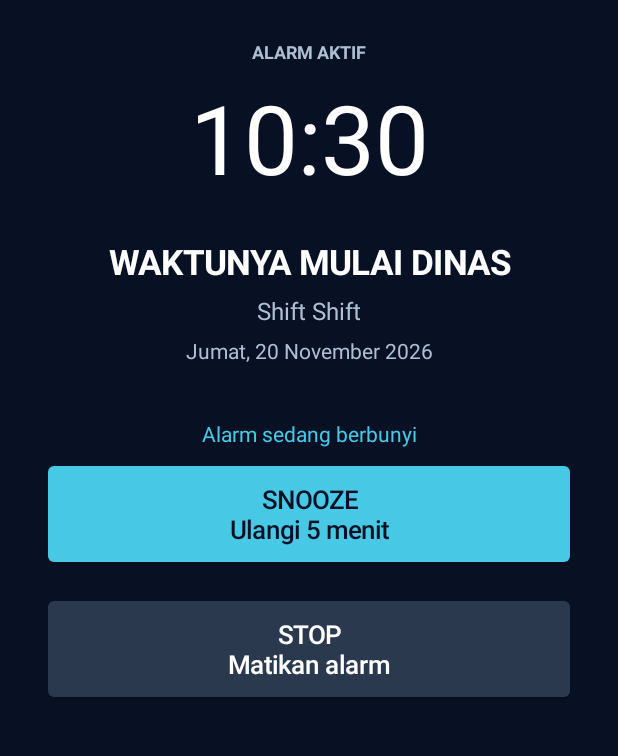
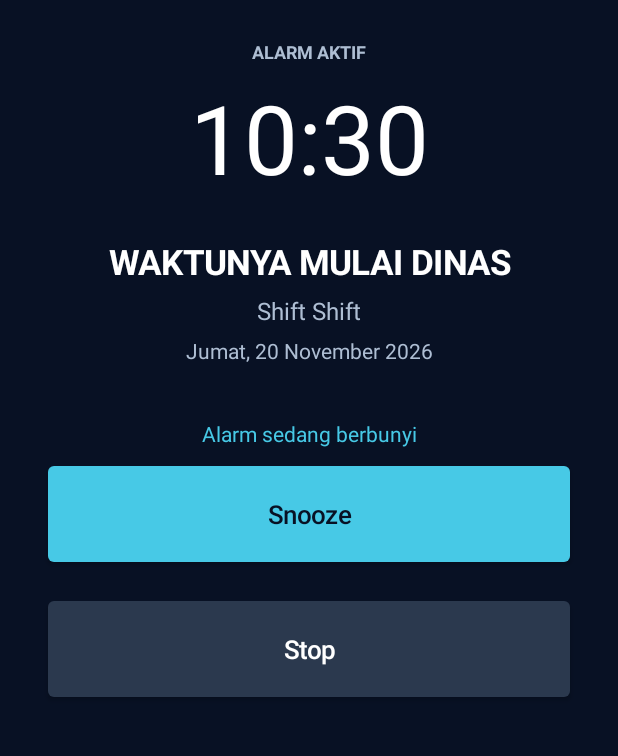
Before and after one commit to shiftalarm/shift-alarm, an Android app: the AlarmScreenActivity screen opened directly, with no data from a screen before it, on a phone screen of 412 x 824 dp, the part 328-1084 px from its top. Run offline under Robolectric (Android 15) with nearby library versions, the phone set to English and light mode, and no system bars.

Commit message:
Keep alarm screen action labels in English

```diff
--- a/app/src/main/java/com/shiftalarm/app/AlarmScreenActivity.kt
+++ b/app/src/main/java/com/shiftalarm/app/AlarmScreenActivity.kt
@@ -66,13 +66,13 @@ class AlarmScreenActivity : Activity() {
         root.addView(text(date.format(DateTimeFormatter.ofPattern("EEEE, dd MMMM yyyy", if (language == "en") java.util.Locale.ENGLISH else java.util.Locale("id", "ID"))), 14f, muted))
         root.addView(text(if (language == "en") "Alarm is ringing" else "Alarm sedang berbunyi", 14f, cyan, false, 30))
         val snooze = Button(this).apply {
-            text = "SNOOZE\nUlangi 5 menit"; textSize = 17f; isAllCaps = false
+            text = "Snooze"; textSize = 17f; isAllCaps = false
             setTextColor(navy); setBackgroundTintList(android.content.res.ColorStateList.valueOf(cyan))
             setOnClickListener { performAlarmAction(AlarmActionReceiver.ACTION_SNOOZE) }
         }
         root.addView(snooze, LinearLayout.LayoutParams(-1, dp(76)).apply { bottomMargin = dp(14) })
         val stop = Button(this).apply {
-            text = "STOP\nMatikan alarm"; textSize = 17f; isAllCaps = false
+            text = "Stop"; textSize = 17f; isAllCaps = false
             setTextColor(white); setBackgroundTintList(android.content.res.ColorStateList.valueOf(Color.rgb(43, 57, 78)))
             setOnClickListener { performAlarmAction(AlarmActionReceiver.ACTION_STOP) }
         }
```
